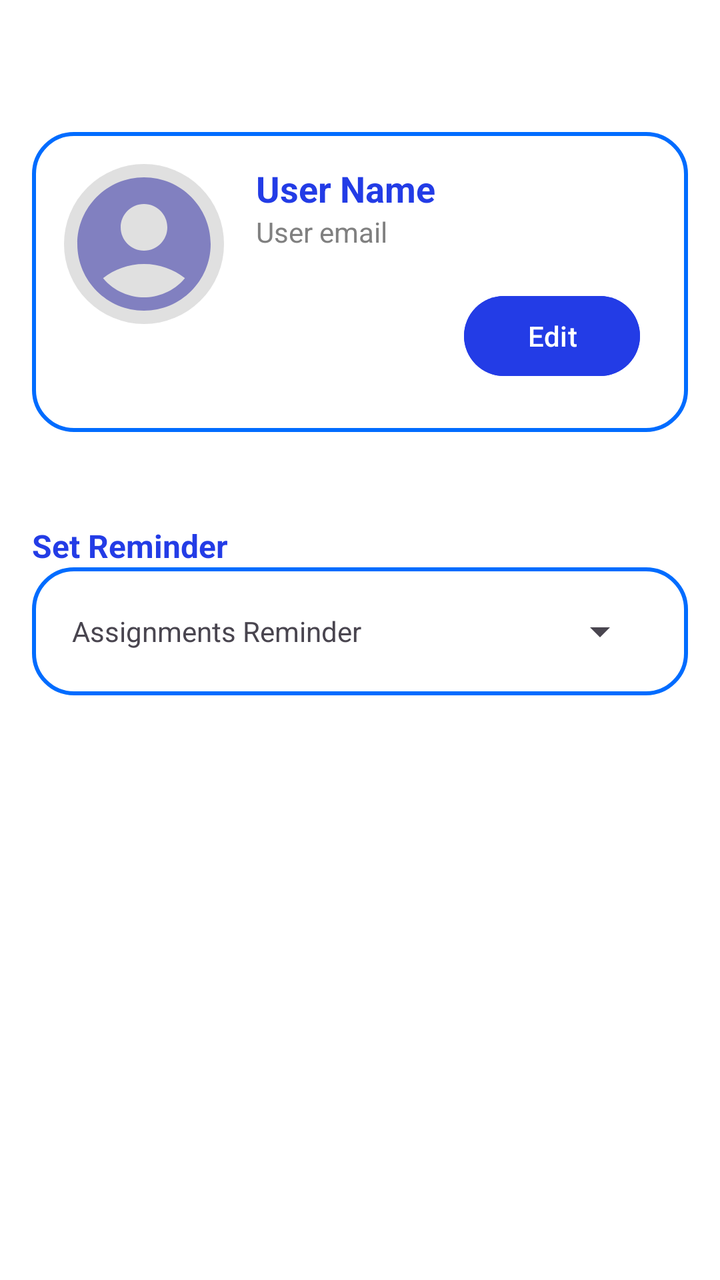
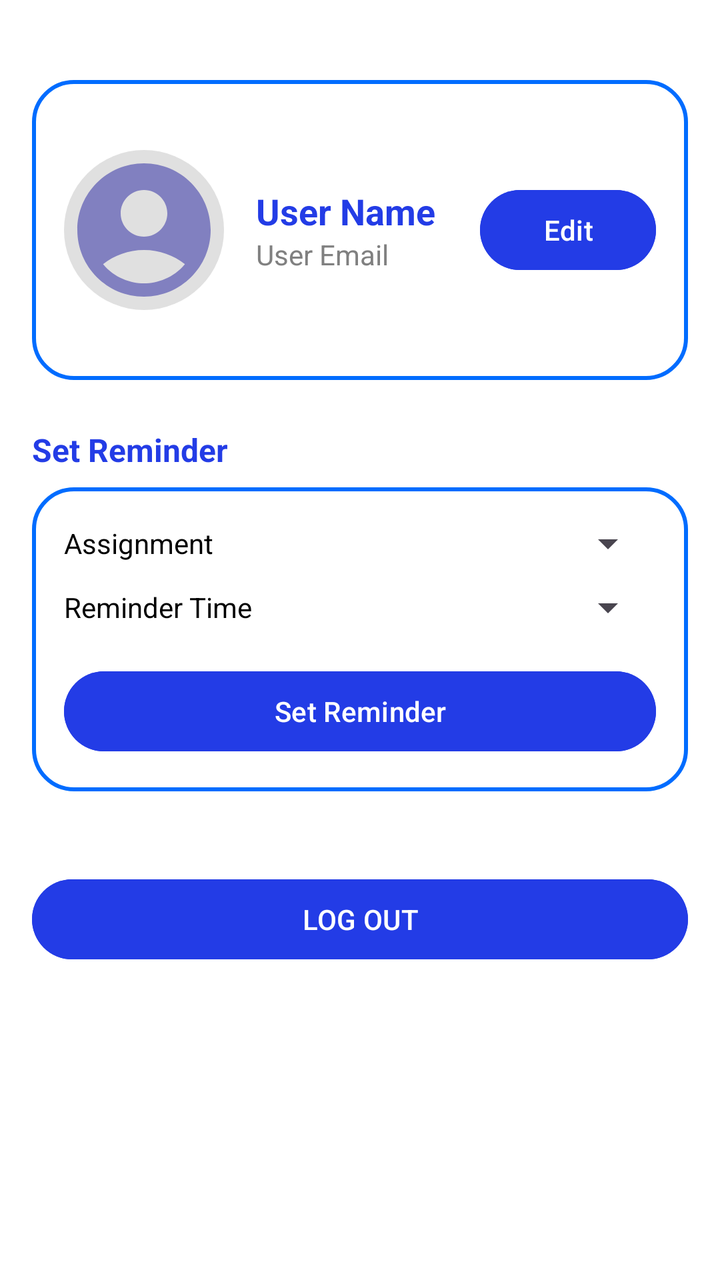

Before-and-after screenshots of an Android layout around one commit, followed by the original layout XML and the change that was made.
<!-- AndroidManifest.xml: application theme Theme.Project_JomStudy -->
<!-- res/layout/fragment_profile.xml -->
<?xml version="1.0" encoding="utf-8"?>

<LinearLayout
    xmlns:android="http://schemas.android.com/apk/res/android"
    android:orientation="vertical"
    android:layout_width="match_parent"
    android:layout_height="match_parent"
    android:padding="16dp"
    android:background="@android:color/white">
    <Space
        android:layout_width="match_parent"
        android:layout_height="50dp"/>

    
    <RelativeLayout
        android:layout_width="match_parent"
        android:layout_height="150dp"
        android:background="@drawable/custom_edit_text"
        android:padding="16dp">

        
        <ImageView
            android:id="@+id/profileImage"
            android:layout_width="80dp"
            android:layout_height="80dp"
            android:layout_alignParentStart="true"
            android:layout_alignParentTop="true"
            android:background="@drawable/circle_background"
            android:scaleType="centerCrop"
            android:src="@drawable/baseline_account_circle_24" />

        
        <LinearLayout
            android:id="@+id/userInfoLayout"
            android:layout_width="wrap_content"
            android:layout_height="wrap_content"
            android:layout_alignTop="@id/profileImage"
            android:layout_marginStart="16dp"
            android:layout_toEndOf="@id/profileImage"
            android:orientation="vertical">

            <TextView
                android:id="@+id/userName"
                android:layout_width="wrap_content"
                android:layout_height="wrap_content"
                android:text="User Name"
                android:textColor="@color/blue_text"
                android:textSize="18sp"
                android:textStyle="bold" />

            <TextView
                android:id="@+id/userEmail"
                android:layout_width="wrap_content"
                android:layout_height="wrap_content"
                android:text="User email"
                android:textColor="#808080"
                android:textSize="14sp" />
        </LinearLayout>

        
        <Button
            android:id="@+id/editProfileBtn"
            android:layout_width="wrap_content"
            android:layout_height="wrap_content"
            android:layout_alignParentEnd="true"
            android:layout_alignParentBottom="true"
            android:layout_marginEnd="8dp"
            android:layout_marginBottom="8dp"
            android:backgroundTint="@color/blue_text"
            android:text="Edit"
            android:textColor="@android:color/white" />
    </RelativeLayout>


    
    <Space
        android:layout_width="match_parent"
        android:layout_height="46dp"/>

    
    <TextView
        android:layout_width="wrap_content"
        android:layout_height="wrap_content"
        android:text="Set Reminder"
        android:textColor="@color/blue_text"
        android:textStyle="bold"
        android:textSize="16sp"/>

    <LinearLayout
        android:layout_width="match_parent"
        android:layout_height="wrap_content"
        android:orientation="horizontal"
        android:background="@drawable/custom_edit_text"
        android:padding="20dp"
        android:gravity="center_vertical">

        <TextView
            android:layout_width="0dp"
            android:layout_height="wrap_content"
            android:layout_weight="1"
            android:text="Assignments Reminder"/>

        <Spinner
            android:id="@+id/reminderSpinner"
            android:layout_width="wrap_content"
            android:layout_height="wrap_content"/>
    </LinearLayout>

    
    <Space
        android:layout_width="match_parent"
        android:layout_height="300dp"/>

    
    <Button
        android:id="@+id/logoutBtn"
        android:layout_width="match_parent"
        android:layout_height="wrap_content"
        android:text="LOG OUT"
        android:backgroundTint="@color/blue_text"
        android:textColor="@android:color/white"/>

    
    <Space
        android:layout_width="match_parent"
        android:layout_height="50dp"/>


</LinearLayout>
<!-- resources referenced by this layout -->
<resources>
  <color name="blue_text">#233ce6</color>
  <!-- drawable baseline_account_circle_24 (drawable) -->
  <vector xmlns:android="http://schemas.android.com/apk/res/android" android:height="30dp" android:tint="#8180C0" android:viewportHeight="24" android:viewportWidth="24" android:width="30dp">
        
      <path android:fillColor="@android:color/white" android:pathData="M12,2C6.48,2 2,6.48 2,12s4.48,10 10,10s10,-4.48 10,-10S17.52,2 12,2zM12,6c1.93,0 3.5,1.57 3.5,3.5S13.93,13 12,13s-3.5,-1.57 -3.5,-3.5S10.07,6 12,6zM12,20c-2.03,0 -4.43,-0.82 -6.14,-2.88C7.55,15.8 9.68,15 12,15s4.45,0.8 6.14,2.12C16.43,19.18 14.03,20 12,20z"/>
      
  </vector>
  <!-- drawable circle_background (drawable) -->
  <?xml version="1.0" encoding="utf-8"?>
  
  <shape xmlns:android="http://schemas.android.com/apk/res/android">
      <solid android:color="#E0E0E0"/>
      <corners android:radius="50dp"/>
  </shape>
  <!-- drawable custom_edit_text (drawable) -->
  <?xml version="1.0" encoding="utf-8"?>
  <shape xmlns:android="http://schemas.android.com/apk/res/android"
      android:shape="rectangle">
  
      <stroke
          android:width="2dp"
          android:color="@color/dark_blue"/>
  
      <corners
          android:radius="20dp"/>
  
  </shape>
  <style name="Theme.Project_JomStudy" parent="Base.Theme.Project_JomStudy" />
  <color name="dark_blue">#006cff</color>
  <style name="Base.Theme.Project_JomStudy" parent="Theme.Material3.DayNight.NoActionBar" />
</resources>

<!-- the commit's change to res/layout/fragment_profile.xml (unified diff, before → after) -->
@@ -7,9 +7,11 @@
     android:layout_height="match_parent"
     android:padding="16dp"
     android:background="@android:color/white">
+
+    
     <Space
         android:layout_width="match_parent"
-        android:layout_height="50dp"/>
+        android:layout_height="24dp"/>
 
     
     <RelativeLayout
@@ -24,19 +26,18 @@
             android:layout_width="80dp"
             android:layout_height="80dp"
             android:layout_alignParentStart="true"
-            android:layout_alignParentTop="true"
+            android:layout_centerVertical="true"
             android:background="@drawable/circle_background"
             android:scaleType="centerCrop"
             android:src="@drawable/baseline_account_circle_24" />
 
         
         <LinearLayout
-            android:id="@+id/userInfoLayout"
             android:layout_width="wrap_content"
             android:layout_height="wrap_content"
-            android:layout_alignTop="@id/profileImage"
+            android:layout_toEndOf="@id/profileImage"
             android:layout_marginStart="16dp"
-            android:layout_toEndOf="@id/profileImage"
+            android:layout_centerVertical="true"
             android:orientation="vertical">
 
             <TextView
@@ -52,7 +53,7 @@
                 android:id="@+id/userEmail"
                 android:layout_width="wrap_content"
                 android:layout_height="wrap_content"
-                android:text="User email"
+                android:text="User Email"
                 android:textColor="#808080"
                 android:textSize="14sp" />
         </LinearLayout>
@@ -63,19 +64,16 @@
             android:layout_width="wrap_content"
             android:layout_height="wrap_content"
             android:layout_alignParentEnd="true"
-            android:layout_alignParentBottom="true"
-            android:layout_marginEnd="8dp"
-            android:layout_marginBottom="8dp"
+            android:layout_centerVertical="true"
             android:backgroundTint="@color/blue_text"
             android:text="Edit"
             android:textColor="@android:color/white" />
     </RelativeLayout>
 
-
     
     <Space
         android:layout_width="match_parent"
-        android:layout_height="46dp"/>
+        android:layout_height="24dp"/>
 
     
     <TextView
@@ -83,47 +81,82 @@
         android:layout_height="wrap_content"
         android:text="Set Reminder"
         android:textColor="@color/blue_text"
+        android:textSize="16sp"
         android:textStyle="bold"
-        android:textSize="16sp"/>
+        android:paddingBottom="8dp" />
 
     <LinearLayout
         android:layout_width="match_parent"
         android:layout_height="wrap_content"
-        android:orientation="horizontal"
+        android:orientation="vertical"
         android:background="@drawable/custom_edit_text"
-        android:padding="20dp"
-        android:gravity="center_vertical">
+        android:padding="16dp">
 
-        <TextView
-            android:layout_width="0dp"
+        <LinearLayout
+            android:layout_width="match_parent"
             android:layout_height="wrap_content"
-            android:layout_weight="1"
-            android:text="Assignments Reminder"/>
+            android:orientation="horizontal"
+            android:gravity="center_vertical">
 
-        <Spinner
-            android:id="@+id/reminderSpinner"
-            android:layout_width="wrap_content"
-            android:layout_height="wrap_content"/>
+            <TextView
+                android:layout_width="0dp"
+                android:layout_height="wrap_content"
+                android:layout_weight="1"
+                android:text="Assignment"
+                android:textColor="@android:color/black" />
+
+            <Spinner
+                android:id="@+id/reminderSpinner"
+                android:layout_width="wrap_content"
+                android:layout_height="wrap_content"
+                android:spinnerMode="dropdown" />
+        </LinearLayout>
+
+        <LinearLayout
+            android:layout_width="match_parent"
+            android:layout_height="wrap_content"
+            android:orientation="horizontal"
+            android:gravity="center_vertical"
+            android:layout_marginTop="8dp">
+
+            <TextView
+                android:layout_width="0dp"
+                android:layout_height="wrap_content"
+                android:layout_weight="1"
+                android:text="Reminder Time"
+                android:textColor="@android:color/black" />
+
+            <Spinner
+                android:id="@+id/reminderTimeSpinner"
+                android:layout_width="wrap_content"
+                android:layout_height="wrap_content"
+                android:spinnerMode="dropdown"
+                android:entries="@array/reminder_times" />
+        </LinearLayout>
+
+        
+        <Button
+            android:id="@+id/setReminderBtn"
+            android:layout_width="match_parent"
+            android:layout_height="wrap_content"
+            android:layout_marginTop="16dp"
+            android:text="Set Reminder"
+            android:backgroundTint="@color/blue_text"
+            android:textColor="@android:color/white" />
     </LinearLayout>
 
     
     <Space
         android:layout_width="match_parent"
-        android:layout_height="300dp"/>
+        android:layout_height="24dp"/>
 
     
     <Button
         android:id="@+id/logoutBtn"
         android:layout_width="match_parent"
         android:layout_height="wrap_content"
+        android:layout_marginTop="16dp"
         android:text="LOG OUT"
         android:backgroundTint="@color/blue_text"
-        android:textColor="@android:color/white"/>
-
-    
-    <Space
-        android:layout_width="match_parent"
-        android:layout_height="50dp"/>
-
-
+        android:textColor="@android:color/white" />
 </LinearLayout>
